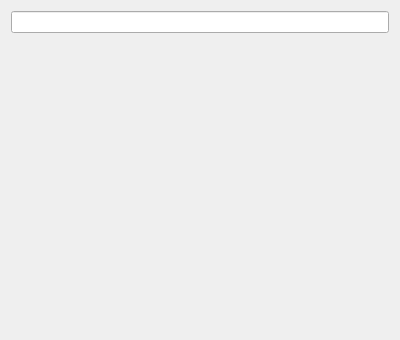
Above: GUI/valuefilewidget.ui from KaiQ/dat before the change. Below: the same form after it.
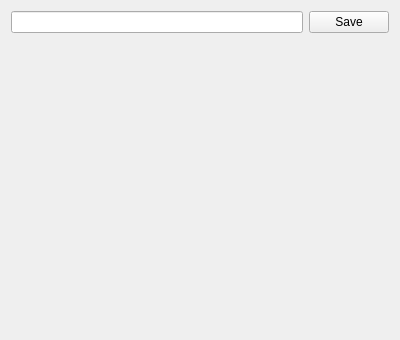
That is the form after the change.

Diff of the .ui file:
```diff
--- a/GUI/valuefilewidget.ui
+++ b/GUI/valuefilewidget.ui
@@ -15,11 +15,22 @@
   </property>
   <layout class="QVBoxLayout" name="verticalLayout">
    <item>
+    <layout class="QHBoxLayout" name="horizontalLayout">
+     <item>
     <widget class="QLineEdit" name="lineEdit">
      <property name="readOnly">
       <bool>true</bool>
      </property>
     </widget>
+     </item>
+     <item>
+      <widget class="QPushButton" name="pushButton">
+       <property name="text">
+        <string>Save</string>
+       </property>
+      </widget>
+     </item>
+    </layout>
    </item>
    <item>
     <spacer name="verticalSpacer">
```
Lines whose indentation alone changed are shown as unchanged.
